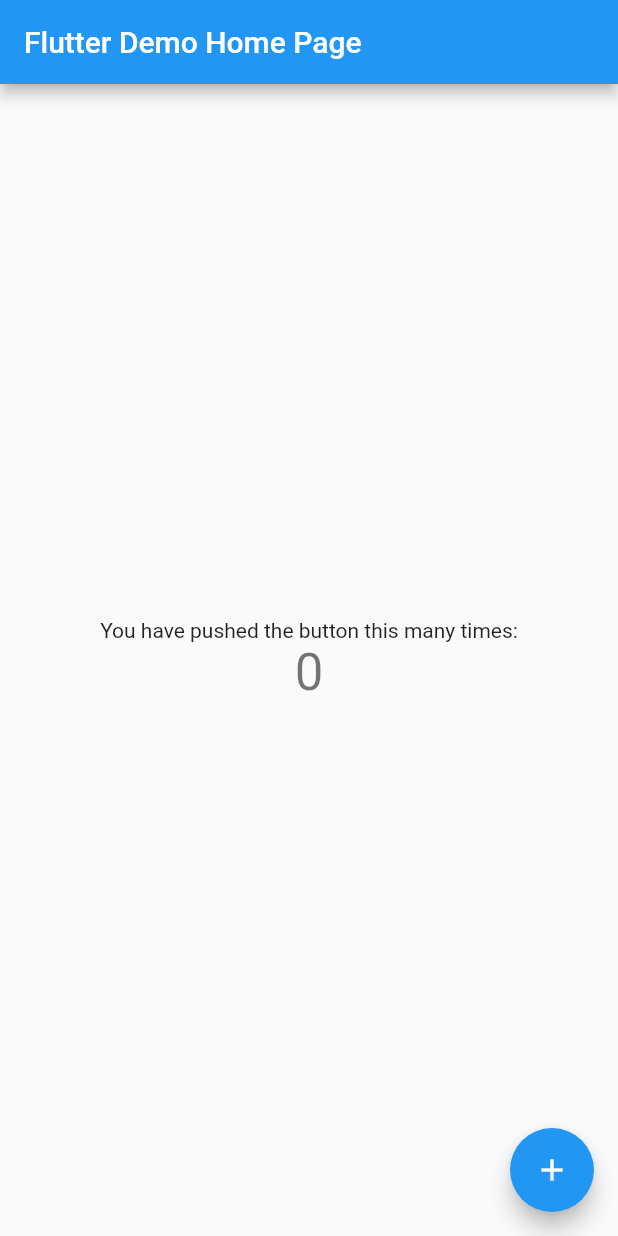
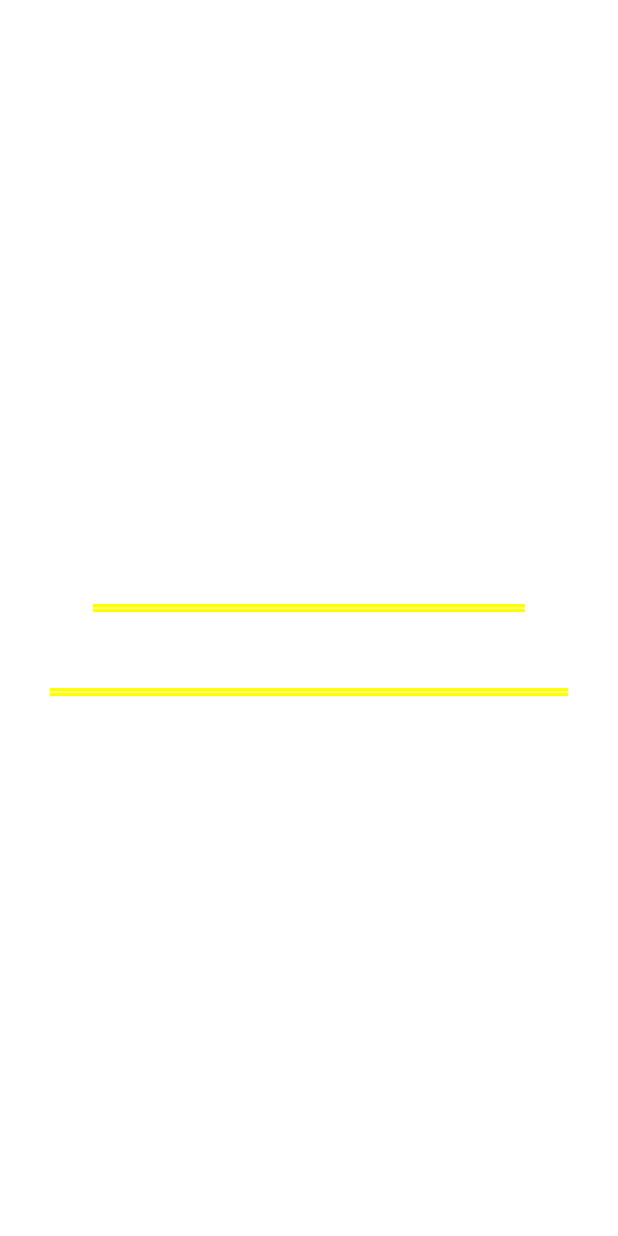
Before and after one commit to Marcelo-RM/contadorPessoas, a Flutter app: the screen it shows after launch, on a phone screen of 412 x 824 dp. Run offline on Flutter 3.47's test engine with Material 2 defaults, Android fonts, the phone set to English and light mode, and no system bars.

Commit message:
adição de textos centralizados

```diff
--- a/lib/main.dart
+++ b/lib/main.dart
@@ -1,111 +1,20 @@
 import 'package:flutter/material.dart';
 
-void main() => runApp(MyApp());
-
-class MyApp extends StatelessWidget {
-  // This widget is the root of your application.
-  @override
-  Widget build(BuildContext context) {
-    return MaterialApp(
-      title: 'Flutter Demo',
-      theme: ThemeData(
-        // This is the theme of your application.
-        //
-        // Try running your application with "flutter run". You'll see the
-        // application has a blue toolbar. Then, without quitting the app, try
-        // changing the primarySwatch below to Colors.green and then invoke
-        // "hot reload" (press "r" in the console where you ran "flutter run",
-        // or simply save your changes to "hot reload" in a Flutter IDE).
-        // Notice that the counter didn't reset back to zero; the application
-        // is not restarted.
-        primarySwatch: Colors.blue,
-      ),
-      home: MyHomePage(title: 'Flutter Demo Home Page'),
-    );
-  }
+void main() {
+  runApp(MaterialApp(
+    title: "Contador de pessoas",
+    home: Column(
+      mainAxisAlignment: MainAxisAlignment.center,
+      children: <Widget>[
+        Text("Pessoas: 0",
+          style:
+            TextStyle(color: Colors.white, fontWeight: FontWeight.bold)
+        ),
+        Text("Pode Entrar!",
+          style:
+            TextStyle(color: Colors.white, fontWeight: FontWeight.bold)
+        )
+      ],
+    )
+  ));
 }
-
-class MyHomePage extends StatefulWidget {
-  MyHomePage({Key key, this.title}) : super(key: key);
-
-  // This widget is the home page of your application. It is stateful, meaning
-  // that it has a State object (defined below) that contains fields that affect
-  // how it looks.
-
-  // This class is the configuration for the state. It holds the values (in this
-  // case the title) provided by the parent (in this case the App widget) and
-  // used by the build method of the State. Fields in a Widget subclass are
-  // always marked "final".
-
-  final String title;
-
-  @override
-  _MyHomePageState createState() => _MyHomePageState();
-}
-
-class _MyHomePageState extends State<MyHomePage> {
-  int _counter = 0;
-
-  void _incrementCounter() {
-    setState(() {
-      // This call to setState tells the Flutter framework that something has
-      // changed in this State, which causes it to rerun the build method below
-      // so that the display can reflect the updated values. If we changed
-      // _counter without calling setState(), then the build method would not be
-      // called again, and so nothing would appear to happen.
-      _counter++;
-    });
-  }
-
-  @override
-  Widget build(BuildContext context) {
-    // This method is rerun every time setState is called, for instance as done
-    // by the _incrementCounter method above.
-    //
-    // The Flutter framework has been optimized to make rerunning build methods
-    // fast, so that you can just rebuild anything that needs updating rather
-    // than having to individually change instances of widgets.
-    return Scaffold(
-      appBar: AppBar(
-        // Here we take the value from the MyHomePage object that was created by
-        // the App.build method, and use it to set our appbar title.
-        title: Text(widget.title),
-      ),
-      body: Center(
-        // Center is a layout widget. It takes a single child and positions it
-        // in the middle of the parent.
-        child: Column(
-          // Column is also layout widget. It takes a list of children and
-          // arranges them vertically. By default, it sizes itself to fit its
-          // children horizontally, and tries to be as tall as its parent.
-          //
-          // Invoke "debug painting" (press "p" in the console, choose the
-          // "Toggle Debug Paint" action from the Flutter Inspector in Android
-          // Studio, or the "Toggle Debug Paint" command in Visual Studio Code)
-          // to see the wireframe for each widget.
-          //
-          // Column has various properties to control how it sizes itself and
-          // how it positions its children. Here we use mainAxisAlignment to
-          // center the children vertically; the main axis here is the vertical
-          // axis because Columns are vertical (the cross axis would be
-          // horizontal).
-          mainAxisAlignment: MainAxisAlignment.center,
-          children: <Widget>[
-            Text(
-              'You have pushed the button this many times:',
-            ),
-            Text(
-              '$_counter',
-              style: Theme.of(context).textTheme.display1,
-            ),
-          ],
-        ),
-      ),
-      floatingActionButton: FloatingActionButton(
-        onPressed: _incrementCounter,
-        tooltip: 'Increment',
-        child: Icon(Icons.add),
-      ), // This trailing comma makes auto-formatting nicer for build methods.
-    );
-  }
-}
```
Also changed, not shown: 2 other files.
